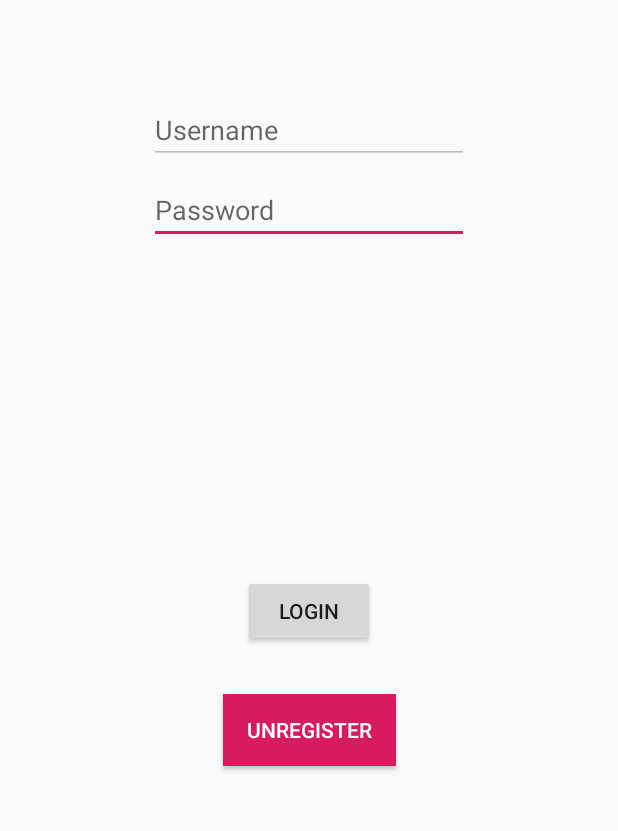
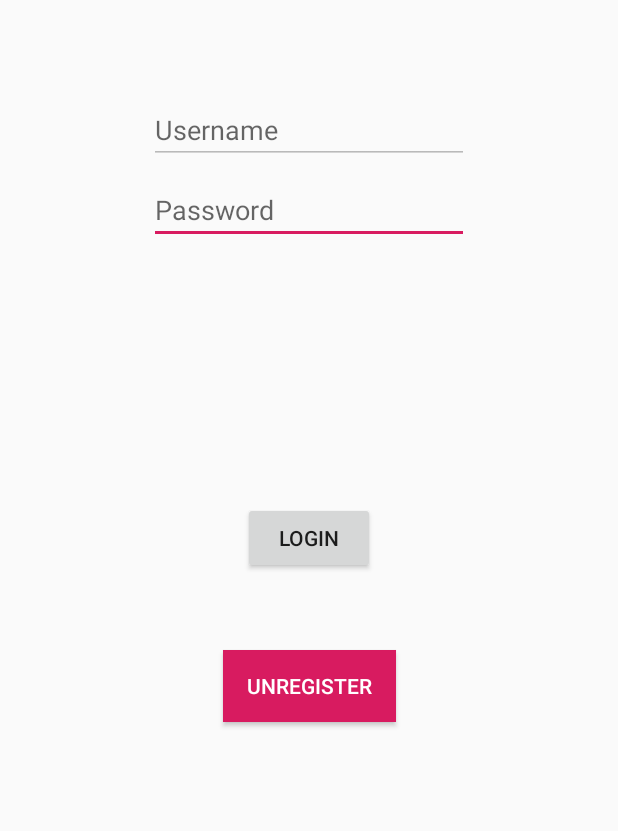
Before and after one commit to android/codelab-android-dagger, an Android app: the LoginActivity screen opened directly, with no data from a screen before it, on a phone screen of 412 x 824 dp, the part 405-1236 px from its top. Run offline under Robolectric (Android 15) with nearby library versions, the phone set to English and light mode, and no system bars.

Commit message:
Improve UI for small screens
Change-Id: Ib59c0d0d736e1585e813dcaae35c4c083c756e35

```diff
--- a/app/src/main/res/layout/activity_login.xml
+++ b/app/src/main/res/layout/activity_login.xml
@@ -75,8 +75,7 @@
         app:layout_constraintBottom_toBottomOf="parent"
         app:layout_constraintEnd_toEndOf="parent"
         app:layout_constraintStart_toStartOf="parent"
-        app:layout_constraintTop_toBottomOf="@+id/password"
-        app:layout_constraintVertical_bias="0.65" />
+        app:layout_constraintTop_toBottomOf="@+id/password" />
 
     <TextView
         android:id="@+id/error"
```
